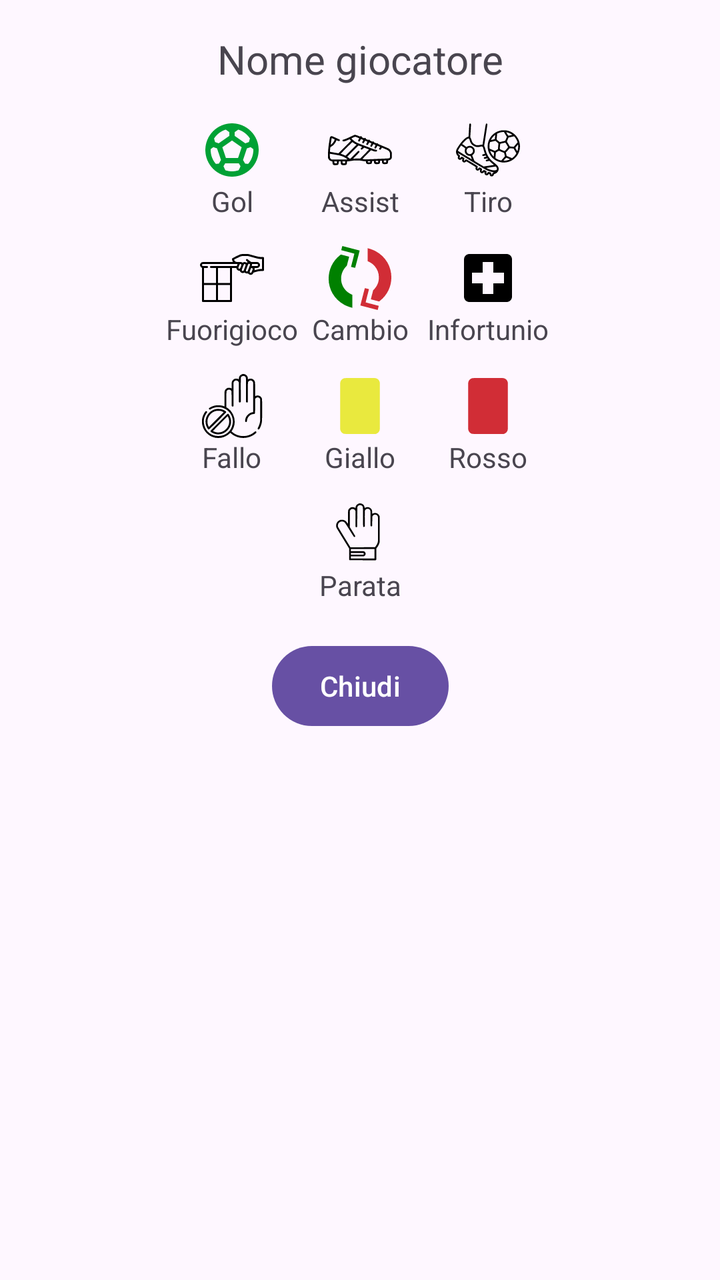
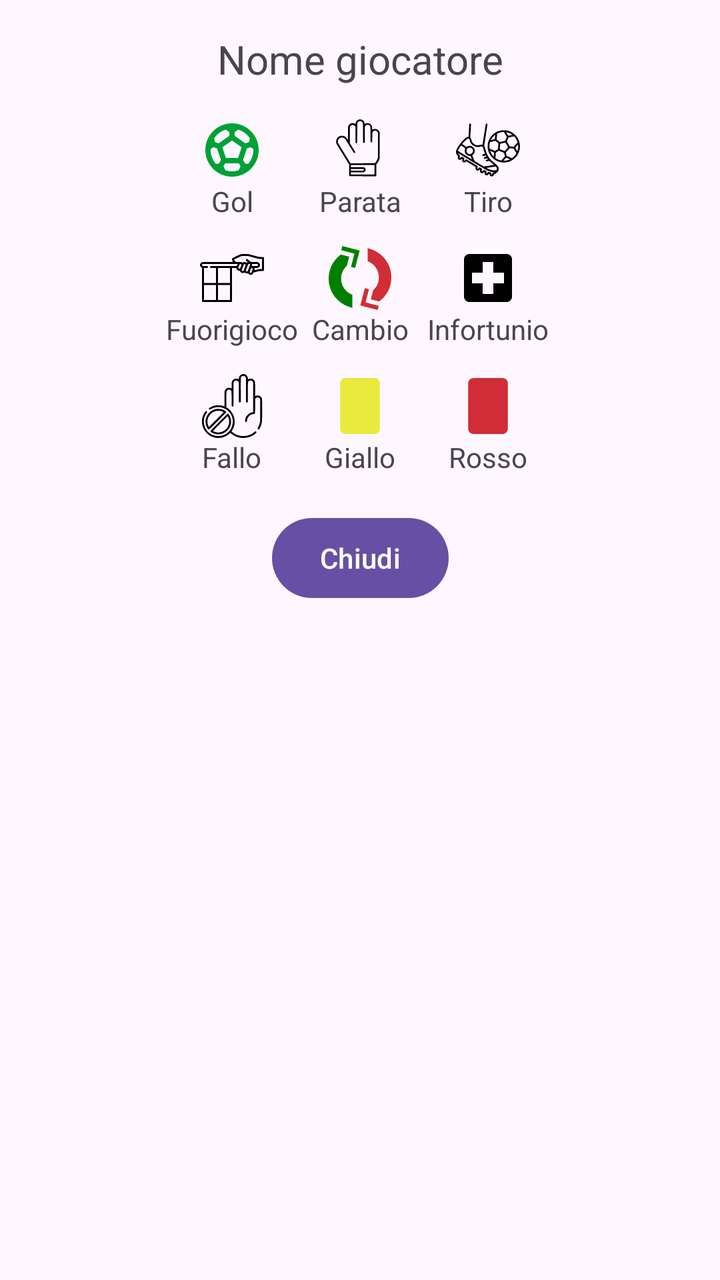

Before-and-after screenshots of an Android layout around one commit, followed by the original layout XML and the change that was made.
<!-- AndroidManifest.xml: application theme Theme.YouCoach -->
<!-- res/layout/finestra_eventi_giocatore.xml -->
<?xml version="1.0" encoding="utf-8"?>
<androidx.constraintlayout.widget.ConstraintLayout
    xmlns:android="http://schemas.android.com/apk/res/android"
    xmlns:app="http://schemas.android.com/apk/res-auto"
    android:layout_width="match_parent"
    android:layout_height="wrap_content"
    android:padding="16dp">

    <TextView
        android:id="@+id/textEvento"
        android:layout_width="wrap_content"
        android:layout_height="wrap_content"
        android:textSize="20dp"
        android:text="Nome giocatore"
        app:layout_constraintStart_toStartOf="parent"
        app:layout_constraintEnd_toEndOf="parent"
        app:layout_constraintTop_toTopOf="parent" />



    <ImageButton
        android:id="@+id/gol"
        android:layout_width="wrap_content"
        android:layout_height="wrap_content"
        android:src="@drawable/gol"
        android:background="@color/transparent"
        android:layout_marginTop="16dp"
        android:layout_marginEnd="32dp"
        app:layout_constraintTop_toBottomOf="@+id/textEvento"
        app:layout_constraintEnd_toStartOf="@+id/assist"/>

    <TextView
        android:layout_width="wrap_content"
        android:layout_height="wrap_content"
        android:text="Gol"
        app:layout_constraintTop_toBottomOf="@+id/gol"
        app:layout_constraintStart_toStartOf="@id/gol"
        app:layout_constraintEnd_toEndOf="@+id/gol"/>



    <ImageButton
        android:id="@+id/assist"
        android:layout_width="wrap_content"
        android:layout_height="wrap_content"
        android:src="@drawable/assist"
        android:background="@color/transparent"
        android:layout_marginTop="16dp"
        app:layout_constraintTop_toBottomOf="@+id/textEvento"
        app:layout_constraintStart_toStartOf="parent"
        app:layout_constraintEnd_toEndOf="parent"/>

    <TextView
        android:layout_width="wrap_content"
        android:layout_height="wrap_content"
        android:text="Assist"
        app:layout_constraintTop_toBottomOf="@+id/assist"
        app:layout_constraintStart_toStartOf="@id/assist"
        app:layout_constraintEnd_toEndOf="@+id/assist"/>

    <ImageButton
        android:id="@+id/tiro"
        android:layout_width="wrap_content"
        android:layout_height="wrap_content"
        android:src="@drawable/tiro"
        android:background="@color/transparent"
        android:layout_marginTop="16dp"
        android:layout_marginStart="32dp"
        app:layout_constraintTop_toBottomOf="@+id/textEvento"
        app:layout_constraintStart_toEndOf="@+id/assist"/>

    <TextView
        android:layout_width="wrap_content"
        android:layout_height="wrap_content"
        android:text="Tiro"
        app:layout_constraintTop_toBottomOf="@+id/tiro"
        app:layout_constraintStart_toStartOf="@id/tiro"
        app:layout_constraintEnd_toEndOf="@+id/tiro"/>

    <ImageButton
        android:id="@+id/fuorigioco"
        android:layout_width="wrap_content"
        android:layout_height="wrap_content"
        android:src="@drawable/fuorigioco"
        android:background="@color/transparent"
        android:layout_marginTop="32dp"
        android:layout_marginEnd="32dp"
        app:layout_constraintTop_toBottomOf="@+id/assist"
        app:layout_constraintEnd_toStartOf="@+id/cambio"/>

    <TextView
        android:layout_width="wrap_content"
        android:layout_height="wrap_content"
        android:text="Fuorigioco"
        app:layout_constraintTop_toBottomOf="@+id/fuorigioco"
        app:layout_constraintStart_toStartOf="@id/fuorigioco"
        app:layout_constraintEnd_toEndOf="@+id/fuorigioco"/>



    <ImageButton
        android:id="@+id/cambio"
        android:layout_width="wrap_content"
        android:layout_height="wrap_content"
        android:src="@drawable/round_arrows"
        android:background="@color/transparent"
        android:layout_marginTop="32dp"
        app:layout_constraintTop_toBottomOf="@+id/assist"
        app:layout_constraintStart_toStartOf="parent"
        app:layout_constraintEnd_toEndOf="parent"/>

    <TextView
        android:layout_width="wrap_content"
        android:layout_height="wrap_content"
        android:text="Cambio"
        app:layout_constraintTop_toBottomOf="@+id/cambio"
        app:layout_constraintStart_toStartOf="@id/cambio"
        app:layout_constraintEnd_toEndOf="@+id/cambio"/>

    <ImageButton
        android:id="@+id/infortunio"
        android:layout_width="wrap_content"
        android:layout_height="wrap_content"
        android:src="@drawable/infortunio_live"
        android:background="@color/transparent"
        android:layout_marginTop="32dp"
        android:layout_marginStart="32dp"
        app:layout_constraintTop_toBottomOf="@+id/assist"
        app:layout_constraintStart_toEndOf="@+id/cambio"/>

    <TextView
        android:layout_width="wrap_content"
        android:layout_height="wrap_content"
        android:text="Infortunio"
        app:layout_constraintTop_toBottomOf="@+id/infortunio"
        app:layout_constraintStart_toStartOf="@id/infortunio"
        app:layout_constraintEnd_toEndOf="@+id/infortunio"/>


    <ImageButton
        android:id="@+id/fallo"
        android:layout_width="wrap_content"
        android:layout_height="wrap_content"
        android:src="@drawable/fallo"
        android:background="@color/transparent"
        android:layout_marginTop="32dp"
        android:layout_marginEnd="32dp"
        app:layout_constraintTop_toBottomOf="@+id/cambio"
        app:layout_constraintEnd_toStartOf="@+id/giallo"/>

    <TextView
        android:layout_width="wrap_content"
        android:layout_height="wrap_content"
        android:text="Fallo"
        app:layout_constraintTop_toBottomOf="@+id/fallo"
        app:layout_constraintStart_toStartOf="@id/fallo"
        app:layout_constraintEnd_toEndOf="@+id/fallo"/>



    <ImageButton
        android:id="@+id/giallo"
        android:layout_width="wrap_content"
        android:layout_height="wrap_content"
        android:src="@drawable/yellow_card"
        android:background="@color/transparent"
        android:layout_marginTop="32dp"
        app:layout_constraintTop_toBottomOf="@+id/cambio"
        app:layout_constraintStart_toStartOf="parent"
        app:layout_constraintEnd_toEndOf="parent"/>

    <TextView
        android:layout_width="wrap_content"
        android:layout_height="wrap_content"
        android:text="Giallo"
        app:layout_constraintTop_toBottomOf="@+id/giallo"
        app:layout_constraintStart_toStartOf="@id/giallo"
        app:layout_constraintEnd_toEndOf="@+id/giallo"/>

    <ImageButton
        android:id="@+id/rosso"
        android:layout_width="wrap_content"
        android:layout_height="wrap_content"
        android:src="@drawable/red_card"
        android:background="@color/transparent"
        android:layout_marginTop="32dp"
        android:layout_marginStart="32dp"
        app:layout_constraintTop_toBottomOf="@+id/cambio"
        app:layout_constraintStart_toEndOf="@+id/giallo"/>

    <TextView
        android:layout_width="wrap_content"
        android:layout_height="wrap_content"
        android:text="Rosso"
        app:layout_constraintTop_toBottomOf="@+id/rosso"
        app:layout_constraintStart_toStartOf="@id/rosso"
        app:layout_constraintEnd_toEndOf="@+id/rosso"/>


    <ImageButton
        android:id="@+id/parata"
        android:layout_width="wrap_content"
        android:layout_height="wrap_content"
        android:src="@drawable/parata"
        android:background="@color/transparent"
        android:layout_marginTop="32dp"
        app:layout_constraintTop_toBottomOf="@+id/giallo"
        app:layout_constraintStart_toStartOf="parent"
        app:layout_constraintEnd_toEndOf="parent"/>

    <TextView
        android:layout_width="wrap_content"
        android:layout_height="wrap_content"
        android:text="Parata"
        app:layout_constraintTop_toBottomOf="@+id/parata"
        app:layout_constraintStart_toStartOf="@id/parata"
        app:layout_constraintEnd_toEndOf="@+id/parata"/>

    <Button
        android:id="@+id/btn_chiudi"
        android:layout_width="wrap_content"
        android:layout_height="wrap_content"
        android:layout_marginTop="36dp"
        android:text="Chiudi"
        app:layout_constraintTop_toBottomOf="@+id/parata"
        app:layout_constraintStart_toStartOf="parent"
        app:layout_constraintEnd_toEndOf="parent" />







</androidx.constraintlayout.widget.ConstraintLayout>
<!-- resources referenced by this layout -->
<resources>
  <color name="transparent">#00000000</color>
  <!-- drawable assist: vector/xml drawable (drawable, 5646 chars, omitted) -->
  <!-- drawable gol (drawable) -->
  <vector xmlns:android="http://schemas.android.com/apk/res/android" android:height="32dp" android:tint="#00a135" android:viewportHeight="24" android:viewportWidth="24" android:width="32dp">
  
      <path android:fillColor="@android:color/white" android:pathData="M12,2C6.48,2 2,6.48 2,12c0,5.52 4.48,10 10,10s10,-4.48 10,-10C22,6.48 17.52,2 12,2zM13,5.3l1.35,-0.95c1.82,0.56 3.37,1.76 4.38,3.34l-0.39,1.34l-1.35,0.46L13,6.7V5.3zM9.65,4.35L11,5.3v1.4L7.01,9.49L5.66,9.03L5.27,7.69C6.28,6.12 7.83,4.92 9.65,4.35zM7.08,17.11l-1.14,0.1C4.73,15.81 4,13.99 4,12c0,-0.12 0.01,-0.23 0.02,-0.35l1,-0.73L6.4,11.4l1.46,4.34L7.08,17.11zM14.5,19.59C13.71,19.85 12.87,20 12,20s-1.71,-0.15 -2.5,-0.41l-0.69,-1.49L9.45,17h5.11l0.64,1.11L14.5,19.59zM14.27,15H9.73l-1.35,-4.02L12,8.44l3.63,2.54L14.27,15zM18.06,17.21l-1.14,-0.1l-0.79,-1.37l1.46,-4.34l1.39,-0.47l1,0.73C19.99,11.77 20,11.88 20,12C20,13.99 19.27,15.81 18.06,17.21z"/>
  
  </vector>
  <!-- drawable infortunio_live (drawable) -->
  <vector xmlns:android="http://schemas.android.com/apk/res/android" android:height="32dp" android:tint="#000000" android:viewportHeight="24" android:viewportWidth="24" android:width="32dp">
  
      <path android:fillColor="@android:color/white" android:pathData="M19,3L5,3c-1.1,0 -1.99,0.9 -1.99,2L3,19c0,1.1 0.9,2 2,2h14c1.1,0 2,-0.9 2,-2L21,5c0,-1.1 -0.9,-2 -2,-2zM18,14h-4v4h-4v-4L6,14v-4h4L10,6h4v4h4v4z"/>
  
  </vector>
  <!-- drawable red_card (drawable) -->
  <vector xmlns:android="http://schemas.android.com/apk/res/android" android:height="32dp" android:viewportHeight="512" android:viewportWidth="512" android:width="32dp">
        
      <path android:fillColor="#d12d36" android:pathData="M129.1,33.6c-7.9,2.1 -14.5,6 -20.2,12.1 -5.9,6.3 -9.4,13.4 -10.8,22.3 -1.4,8.3 -1.5,366.6 -0.1,375.8 1.7,12.4 9.8,24.5 20.4,30.7 9.8,5.7 5.1,5.6 140.2,5.3l123.9,-0.3 5.5,-2.2c12.8,-5.3 22.5,-16.4 25.4,-29.2 1.4,-6.3 1.6,-26.5 1.6,-192 0,-133.3 -0.3,-186.5 -1.1,-190.3 -3.5,-16.6 -16.2,-29.2 -32.7,-32.7 -3.7,-0.8 -40.9,-1.1 -126,-1 -102.2,-0 -121.5,0.3 -126.1,1.5z" android:strokeColor="#00000000"/>
      
  </vector>
  <!-- drawable yellow_card (drawable) -->
  <vector xmlns:android="http://schemas.android.com/apk/res/android" android:height="32dp" android:viewportHeight="512" android:viewportWidth="512" android:width="32dp">
        
      <path android:fillColor="#e9e93e" android:pathData="M129.1,33.6c-7.9,2.1 -14.5,6 -20.2,12.1 -5.9,6.3 -9.4,13.4 -10.8,22.3 -1.4,8.3 -1.5,366.6 -0.1,375.8 1.7,12.4 9.8,24.5 20.4,30.7 9.8,5.7 5.1,5.6 140.2,5.3l123.9,-0.3 5.5,-2.2c12.8,-5.3 22.5,-16.4 25.4,-29.2 1.4,-6.3 1.6,-26.5 1.6,-192 0,-133.3 -0.3,-186.5 -1.1,-190.3 -3.5,-16.6 -16.2,-29.2 -32.7,-32.7 -3.7,-0.8 -40.9,-1.1 -126,-1 -102.2,-0 -121.5,0.3 -126.1,1.5z" android:strokeColor="#00000000"/>
      
  </vector>
  <style name="Theme.YouCoach" parent="Base.Theme.YouCoach" />
  <style name="Base.Theme.YouCoach" parent="Theme.Material3.DayNight.NoActionBar">
          
          
      </style>
  <!-- unchanged entries left out for length: 5 -->
</resources>

<!-- the commit's change to res/layout/finestra_eventi_giocatore.xml (unified diff, before → after) -->
@@ -27,7 +27,7 @@
         android:layout_marginTop="16dp"
         android:layout_marginEnd="32dp"
         app:layout_constraintTop_toBottomOf="@+id/textEvento"
-        app:layout_constraintEnd_toStartOf="@+id/assist"/>
+        app:layout_constraintEnd_toStartOf="@+id/parata"/>
 
     <TextView
         android:layout_width="wrap_content"
@@ -38,12 +38,11 @@
         app:layout_constraintEnd_toEndOf="@+id/gol"/>
 
 
-
-    <ImageButton
-        android:id="@+id/assist"
-        android:layout_width="wrap_content"
-        android:layout_height="wrap_content"
-        android:src="@drawable/assist"
+    <ImageButton
+        android:id="@+id/parata"
+        android:layout_width="wrap_content"
+        android:layout_height="wrap_content"
+        android:src="@drawable/parata"
         android:background="@color/transparent"
         android:layout_marginTop="16dp"
         app:layout_constraintTop_toBottomOf="@+id/textEvento"
@@ -53,10 +52,11 @@
     <TextView
         android:layout_width="wrap_content"
         android:layout_height="wrap_content"
-        android:text="Assist"
-        app:layout_constraintTop_toBottomOf="@+id/assist"
-        app:layout_constraintStart_toStartOf="@id/assist"
-        app:layout_constraintEnd_toEndOf="@+id/assist"/>
+        android:text="Parata"
+        app:layout_constraintTop_toBottomOf="@+id/parata"
+        app:layout_constraintStart_toStartOf="@id/parata"
+        app:layout_constraintEnd_toEndOf="@+id/parata"/>
+
 
     <ImageButton
         android:id="@+id/tiro"
@@ -67,7 +67,7 @@
         android:layout_marginTop="16dp"
         android:layout_marginStart="32dp"
         app:layout_constraintTop_toBottomOf="@+id/textEvento"
-        app:layout_constraintStart_toEndOf="@+id/assist"/>
+        app:layout_constraintStart_toEndOf="@+id/parata"/>
 
     <TextView
         android:layout_width="wrap_content"
@@ -85,7 +85,7 @@
         android:background="@color/transparent"
         android:layout_marginTop="32dp"
         android:layout_marginEnd="32dp"
-        app:layout_constraintTop_toBottomOf="@+id/assist"
+        app:layout_constraintTop_toBottomOf="@+id/parata"
         app:layout_constraintEnd_toStartOf="@+id/cambio"/>
 
     <TextView
@@ -105,7 +105,7 @@
         android:src="@drawable/round_arrows"
         android:background="@color/transparent"
         android:layout_marginTop="32dp"
-        app:layout_constraintTop_toBottomOf="@+id/assist"
+        app:layout_constraintTop_toBottomOf="@+id/parata"
         app:layout_constraintStart_toStartOf="parent"
         app:layout_constraintEnd_toEndOf="parent"/>
 
@@ -125,7 +125,7 @@
         android:background="@color/transparent"
         android:layout_marginTop="32dp"
         android:layout_marginStart="32dp"
-        app:layout_constraintTop_toBottomOf="@+id/assist"
+        app:layout_constraintTop_toBottomOf="@+id/parata"
         app:layout_constraintStart_toEndOf="@+id/cambio"/>
 
     <TextView
@@ -197,24 +197,6 @@
         app:layout_constraintEnd_toEndOf="@+id/rosso"/>
 
 
-    <ImageButton
-        android:id="@+id/parata"
-        android:layout_width="wrap_content"
-        android:layout_height="wrap_content"
-        android:src="@drawable/parata"
-        android:background="@color/transparent"
-        android:layout_marginTop="32dp"
-        app:layout_constraintTop_toBottomOf="@+id/giallo"
-        app:layout_constraintStart_toStartOf="parent"
-        app:layout_constraintEnd_toEndOf="parent"/>
-
-    <TextView
-        android:layout_width="wrap_content"
-        android:layout_height="wrap_content"
-        android:text="Parata"
-        app:layout_constraintTop_toBottomOf="@+id/parata"
-        app:layout_constraintStart_toStartOf="@id/parata"
-        app:layout_constraintEnd_toEndOf="@+id/parata"/>
 
     <Button
         android:id="@+id/btn_chiudi"
@@ -222,7 +204,7 @@
         android:layout_height="wrap_content"
         android:layout_marginTop="36dp"
         android:text="Chiudi"
-        app:layout_constraintTop_toBottomOf="@+id/parata"
+        app:layout_constraintTop_toBottomOf="@+id/giallo"
         app:layout_constraintStart_toStartOf="parent"
         app:layout_constraintEnd_toEndOf="parent" />
 
<!-- resource entries referenced after the edit -->
@@ -1,7 +1,6 @@
 <!-- resources referenced by this layout -->
 <resources>
   <color name="transparent">#00000000</color>
-  <!-- drawable assist: vector/xml drawable (drawable, 5646 chars, omitted) -->
   <!-- drawable gol (drawable) -->
   <vector xmlns:android="http://schemas.android.com/apk/res/android" android:height="32dp" android:tint="#00a135" android:viewportHeight="24" android:viewportWidth="24" android:width="32dp">
   
